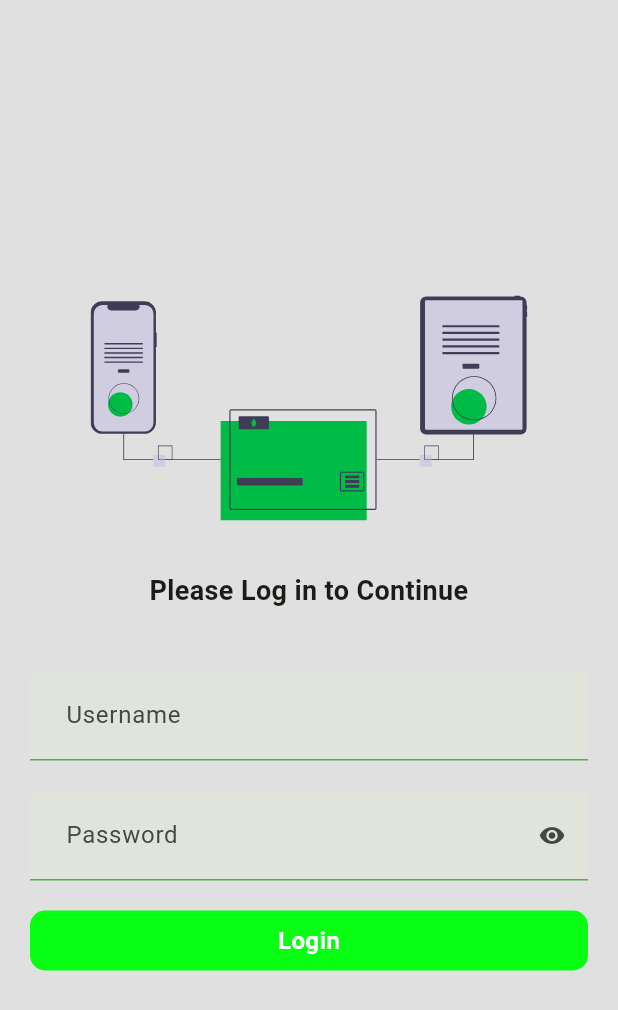
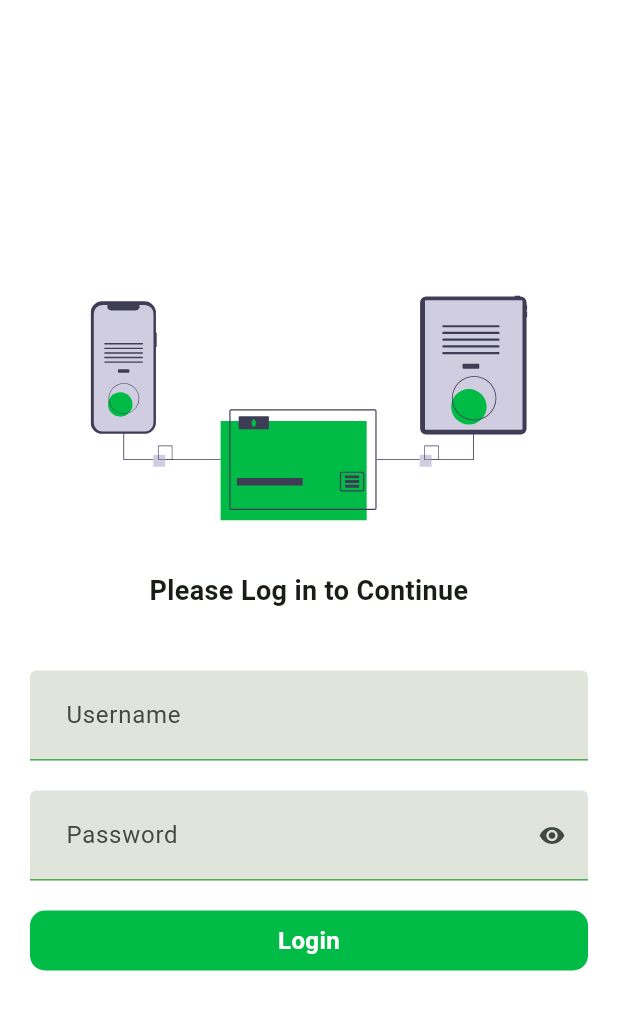
Before and after one commit to i-maple/shreeantu_tea, a Flutter app: the LoginScreen screen opened by its route, on a phone screen of 412 x 824 dp. Shown: the top 1010 px of the screen. Run offline on Flutter 3.47's test engine with Material 3 defaults, Android fonts, the light colour scheme and no system bars; drawn by our look-alikes of velocity_x; our stand-ins replace flutter_svg, font_awesome_flutter, hive, hive_flutter; missing offline and left inert: nepali_date_picker; accounts and stored records are empty.

Commit message:
colors tweaked

```diff
--- a/lib/utils/colors.dart
+++ b/lib/utils/colors.dart
@@ -4,10 +4,10 @@ class AppColors {
 
   AppColors._();
 
-  static const primaryColor = Color.fromARGB(255, 8, 255, 20);
+  static const primaryColor = Color(0xff00bb45);
 
-  static Color backgroundColor =  Colors.grey.shade300;
+  static Color backgroundColor =  Colors.white;
 
-  static const primaryContainer = Colors.white;
+  static Color primaryContainer = Colors.grey.shade200;
 
 }
```
